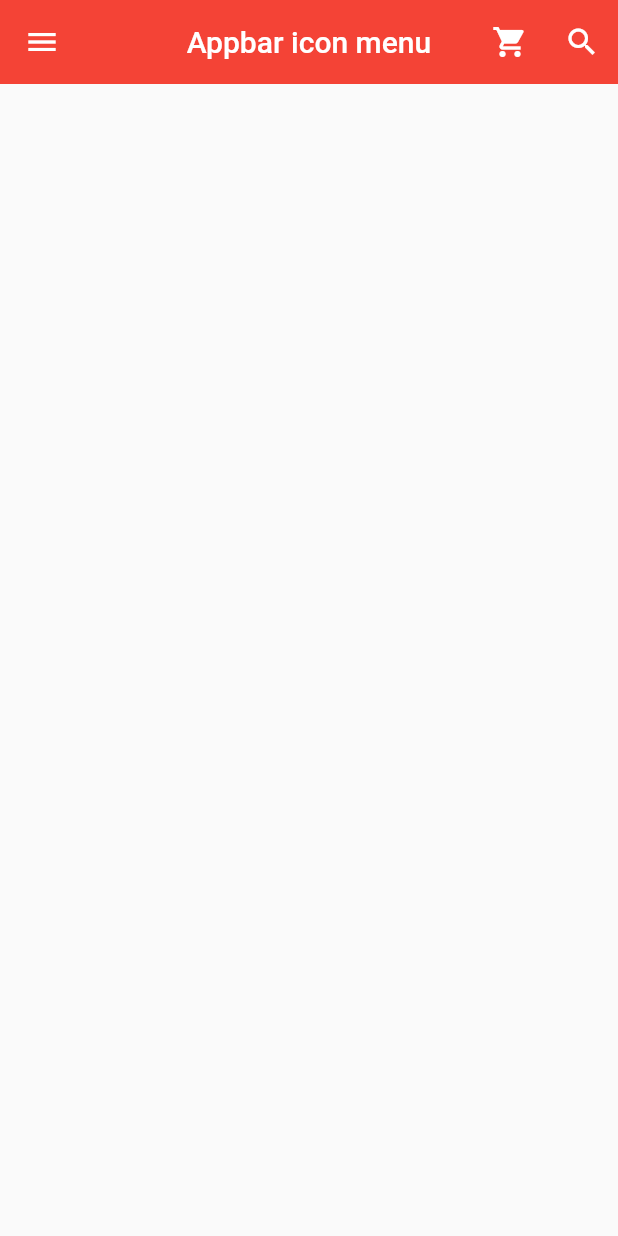
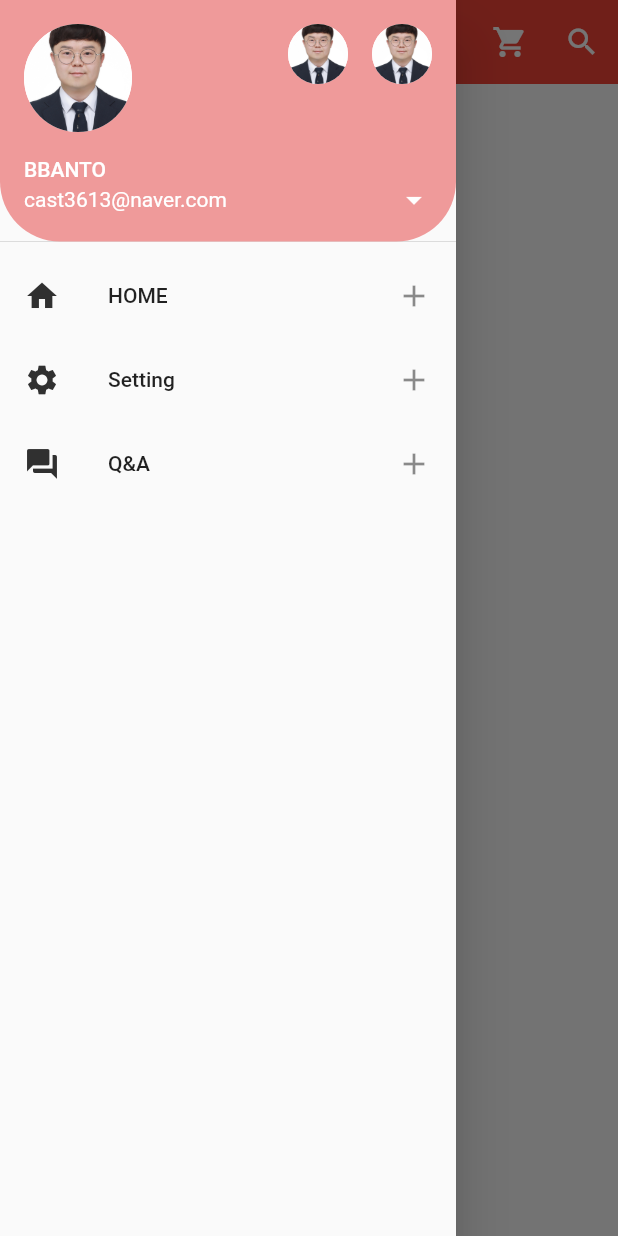
Before and after one commit to SeoDongSeuk/sample_app, a Flutter app: the screen it shows after launch, with the side drawer open (before the commit the screen has no drawer), on a phone screen of 412 x 824 dp. Run offline on Flutter 3.47's test engine with Material 2 defaults, Android fonts, the phone set to English and light mode, and no system bars.

```diff
--- a/lib/main.dart
+++ b/lib/main.dart
@@ -29,12 +29,12 @@ class MyPage extends StatelessWidget {
         title: Text('Appbar icon menu'),
         centerTitle: true,
         elevation: 0.0, // 입체감 제거
-        leading: IconButton( // 아이콘 버튼이나 간단한 위젯을 왼쪽에 배치할 때
-          icon: Icon(Icons.menu),
-          onPressed: () {
-            print('menu button is clicked');
-          },
-        ),
+        // leading: IconButton( // 아이콘 버튼이나 간단한 위젯을 왼쪽에 배치할 때
+        //   icon: Icon(Icons.menu),
+        //   onPressed: () {
+        //     print('menu button is clicked');
+        //   },
+        // ),
         actions: <Widget>[ // 복수의 아이콘 버튼등을 오른쪽에 배치 할때
           IconButton(
             icon: Icon(Icons.shopping_cart),
@@ -50,6 +50,71 @@ class MyPage extends StatelessWidget {
           ),
         ],
       ),
+      drawer: Drawer( // Drawer menu
+        child: ListView(
+          padding: EdgeInsets.zero,
+          children: <Widget>[
+            UserAccountsDrawerHeader(
+              currentAccountPicture: CircleAvatar(
+                backgroundImage: AssetImage('assets/IMG_2488.JPG'),
+                backgroundColor: Colors.white,
+              ),
+              otherAccountsPictures: <Widget>[
+                CircleAvatar(
+                  backgroundImage: AssetImage('assets/IMG_2488.JPG'),
+                  backgroundColor: Colors.white,
+                ),
+                CircleAvatar(
+                  backgroundImage: AssetImage('assets/IMG_2488.JPG'),
+                  backgroundColor: Colors.white,
+                ),
+              ],
+              accountName: Text('BBANTO'),
+              accountEmail: Text('cast3613@naver.com'),
+              onDetailsPressed: (){
+                print('onDetail button clicked');
+              },
+              decoration: BoxDecoration( // 하단부분 곡선 부분 추가
+                color: Colors.red[200],
+                borderRadius: BorderRadius.only(
+                  bottomLeft: Radius.circular(40.0),
+                  bottomRight: Radius.circular(40.0),
+                )
+              ),
+            ),
+            ListTile(
+              leading: Icon(Icons.home,
+                color: Colors.grey[850],
+              ),
+              title: Text('HOME'),
+              onTap: () {
+                print('Home is clicked');
+              },
+              trailing: Icon(Icons.add),
+            ),
+            ListTile(
+              leading: Icon(Icons.settings,
+                color: Colors.grey[850],
+              ),
+              title: Text('Setting'),
+              onTap: () {
+                print('Setting is clicked');
+              },
+              trailing: Icon(Icons.add),
+            ),
+            ListTile(
+              leading: Icon(Icons.question_answer,
+                color: Colors.grey[850],
+              ),
+              title: Text('Q&A'),
+              onTap: () {
+                print('Q&A is clicked');
+              },
+              trailing: Icon(Icons.add),
+            ),
+          ],
+        ),
+      ),
     );
   }
 }
```
